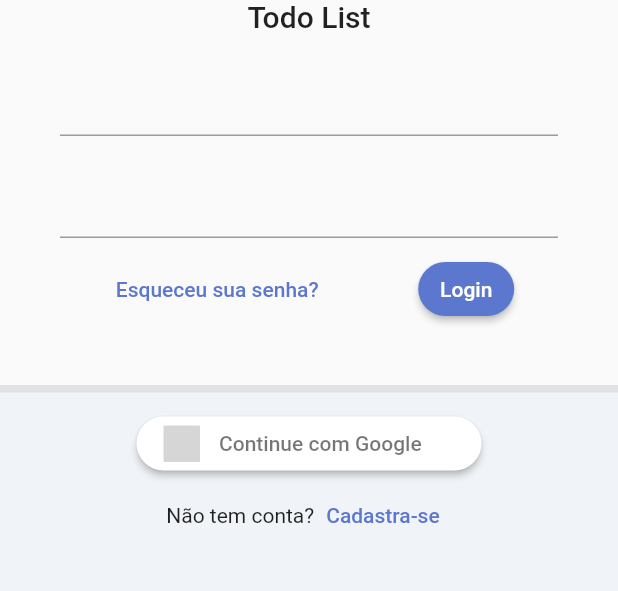
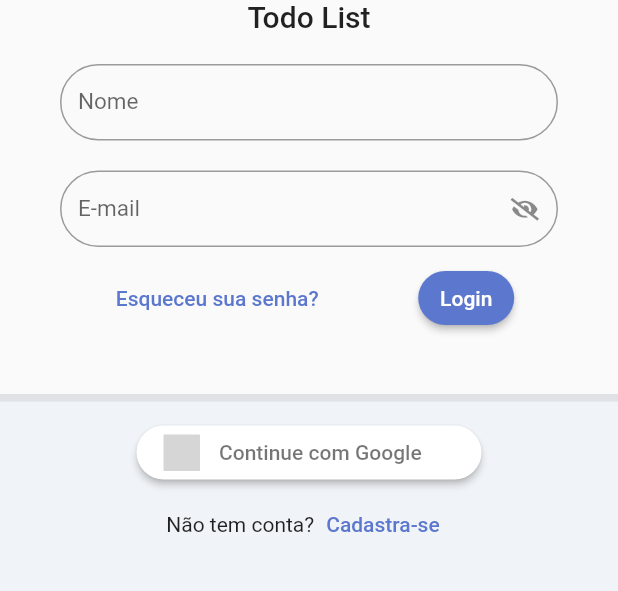
Before and after one commit to fvieir/Todo-List-Provider-firebase-Fllutter, a Flutter app: the screen it shows after launch, after a tap on "login", on a phone screen of 412 x 824 dp, the part 308-899 px from its top. Run offline on Flutter 3.47's test engine with Material 2 defaults, Android fonts, the phone set to English and light mode, and no system bars; drawn by our look-alikes of sign_in_button; our stand-ins replace google_fonts, sqflite, synchronized; accounts and stored records are empty; Roboto replaces fonts that are missing (Mandali); grey boxes are pictures that could not be loaded.

Commit message:
Adicionar TextFormField personalizado

```diff
--- a/lib/app/core/widget/todo_list_field.dart
+++ b/lib/app/core/widget/todo_list_field.dart
@@ -1,10 +1,70 @@
 import 'package:flutter/material.dart';
+import 'package:todo_list_with_provider_firebase/app/core/widget/todo_list_icons.dart';
 
 class TodoListField extends StatelessWidget {
-  const TodoListField({super.key});
+  final String label;
+  final bool obscureText;
+  final IconButton? suffixIconButton;
+  final ValueNotifier<bool> obscureTextVN;
+  final TextEditingController? controller;
+  final String? Function(String?)? validator;
+
+  TodoListField({
+    super.key,
+    required this.label,
+    this.suffixIconButton,
+    this.obscureText = false,
+    this.controller,
+    this.validator,
+  })  : assert(obscureText == true ? suffixIconButton == null : true,
+            'Não é permitido utilizar obscureText junto com suffixIconButton'),
+        obscureTextVN = ValueNotifier(obscureText);
 
   @override
   Widget build(BuildContext context) {
-    return TextFormField();
+    return ValueListenableBuilder<bool>(
+      valueListenable: obscureTextVN,
+      builder: (_, obscureTextValue, child) {
+        return TextFormField(
+          controller: controller,
+          validator: validator,
+          obscureText: obscureTextValue,
+          decoration: InputDecoration(
+            isDense: true,
+            label: Text(
+              label,
+              style: const TextStyle(
+                fontSize: 15,
+              ),
+            ),
+            border: OutlineInputBorder(
+              borderRadius: BorderRadius.circular(
+                50,
+              ),
+            ),
+            errorBorder: OutlineInputBorder(
+              borderRadius: BorderRadius.circular(50),
+              borderSide: const BorderSide(
+                color: Colors.red,
+              ),
+            ),
+            suffixIcon: suffixIconButton ??
+                (obscureText
+                    ? IconButton(
+                        onPressed: () {
+                          obscureTextVN.value = !obscureTextVN.value;
+                        },
+                        icon: Icon(
+                          obscureTextValue
+                              ? TodoListIcons.eyeSlash
+                              : TodoListIcons.eye,
+                          size: 15,
+                        ),
+                      )
+                    : null),
+          ),
+        );
+      },
+    );
   }
 }
--- /dev/null
+++ b/lib/app/core/widget/todo_list_icons.dart
@@ -0,0 +1,32 @@
+/// Flutter icons MyFlutterApp
+/// Copyright (C) 2023 by original authors @ fluttericon.com, fontello.com
+/// This font was generated by FlutterIcon.com, which is derived from Fontello.
+///
+/// To use this font, place it in your fonts/ directory and include the
+/// following in your pubspec.yaml
+///
+/// flutter:
+///   fonts:
+///    - family:  MyFlutterApp
+///      fonts:
+///       - asset: fonts/MyFlutterApp.ttf
+///
+///
+/// * Font Awesome 5, Copyright (C) 2016 by Dave Gandy
+///         Author:    Dave Gandy
+///         License:   SIL (https://github.com/FortAwesome/Font-Awesome/blob/master/LICENSE.txt)
+///         Homepage:  http://fortawesome.github.com/Font-Awesome/
+///
+import 'package:flutter/widgets.dart';
+
+class TodoListIcons {
+  TodoListIcons._();
+
+  static const _kFontFam = 'TodoListIcons';
+  static const String? _kFontPkg = null;
+
+  static const IconData eye =
+      IconData(0xf06e, fontFamily: _kFontFam, fontPackage: _kFontPkg);
+  static const IconData eyeSlash =
+      IconData(0xf070, fontFamily: _kFontFam, fontPackage: _kFontPkg);
+}
--- a/lib/app/modules/auth/login/login_page.dart
+++ b/lib/app/modules/auth/login/login_page.dart
@@ -30,9 +30,14 @@ class LoginPage extends StatelessWidget {
                         child: Column(
                           mainAxisSize: MainAxisSize.min,
                           children: [
-                            const TodoListField(),
+                            TodoListField(
+                              label: 'Nome',
+                            ),
                             const SizedBox(height: 20),
-                            const TodoListField(),
+                            TodoListField(
+                              label: 'E-mail',
+                              obscureText: true,
+                            ),
                             const SizedBox(height: 10),
                             Row(
                               mainAxisAlignment: MainAxisAlignment.spaceAround,
```
Also changed, not shown: pubspec.yaml (+4 -4 lines), assets/fonts/TodoListIcons.ttf (added).
